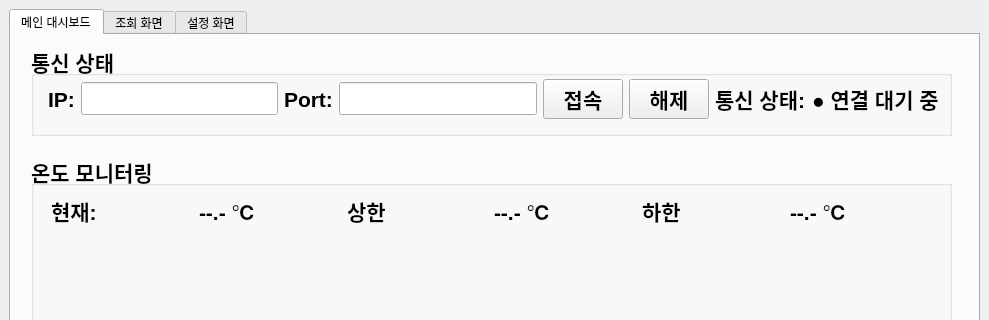
Before: the Qt Designer form ui/main.ui in bibixx-pixel/plc-monitoring-system, drawn with Qt 5; both pictures show x 0 to 989 and y 0 to 320 of the 989 by 836 pixel window.
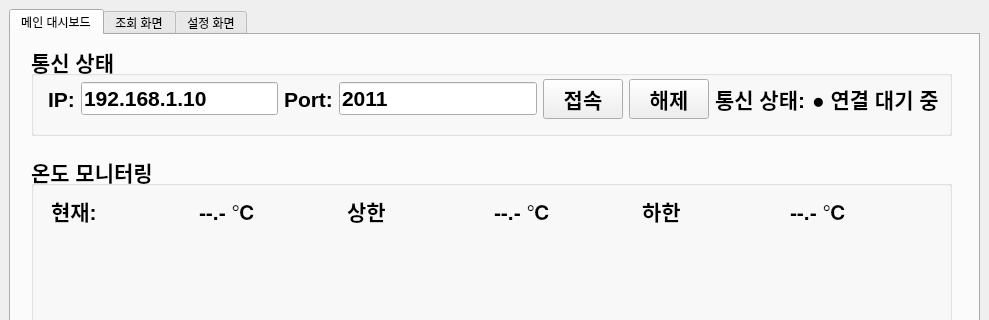
After: the same form once the commit is applied. Custom widgets are drawn as their Qt base class.

Commit message: plc ip 및 port 이중 통신 설정 구조 개선 전 원본 코드 저장

What changed in the file:
```diff
--- a/ui/main.ui
+++ b/ui/main.ui
@@ -189,7 +189,7 @@
         <property name="title">
          <string>통신 상태</string>
         </property>
-        <widget class="QWidget" name="">
+        <widget class="QWidget" name="layoutWidget">
          <property name="geometry">
           <rect>
            <x>17</x>
@@ -211,7 +211,14 @@
                </widget>
               </item>
               <item>
-               <widget class="QLineEdit" name="search_ip"/>
+               <widget class="QLineEdit" name="search_ip">
+                <property name="text">
+                 <string>192.168.1.10</string>
+                </property>
+                <property name="readOnly">
+                 <bool>true</bool>
+                </property>
+               </widget>
               </item>
               <item>
                <widget class="QLabel" name="port_label_2">
@@ -221,7 +228,14 @@
                </widget>
               </item>
               <item>
-               <widget class="QLineEdit" name="search_port"/>
+               <widget class="QLineEdit" name="search_port">
+                <property name="text">
+                 <string>2011</string>
+                </property>
+                <property name="readOnly">
+                 <bool>true</bool>
+                </property>
+               </widget>
               </item>
              </layout>
             </item>
```
The commit also changes 2 other files.
